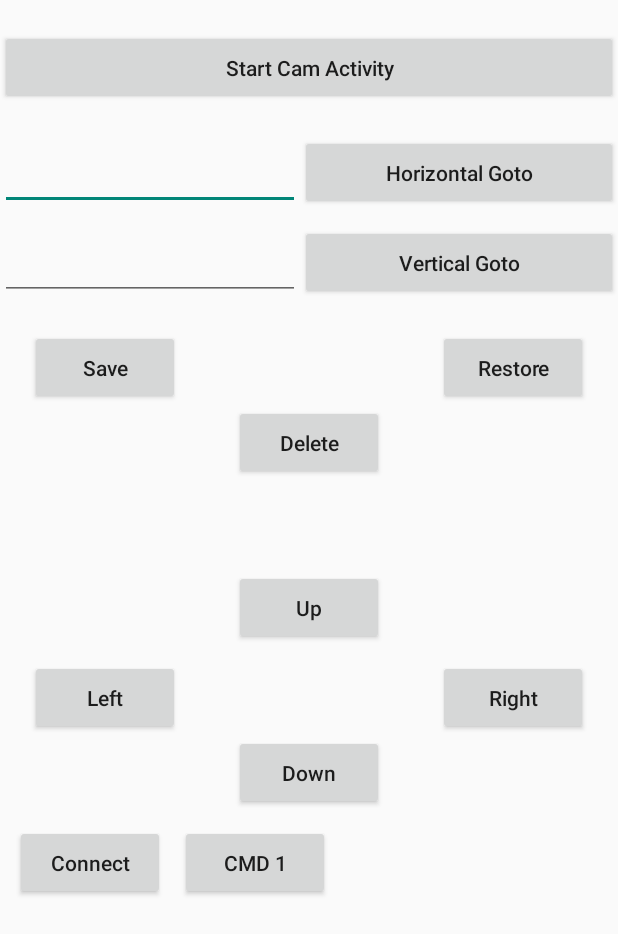
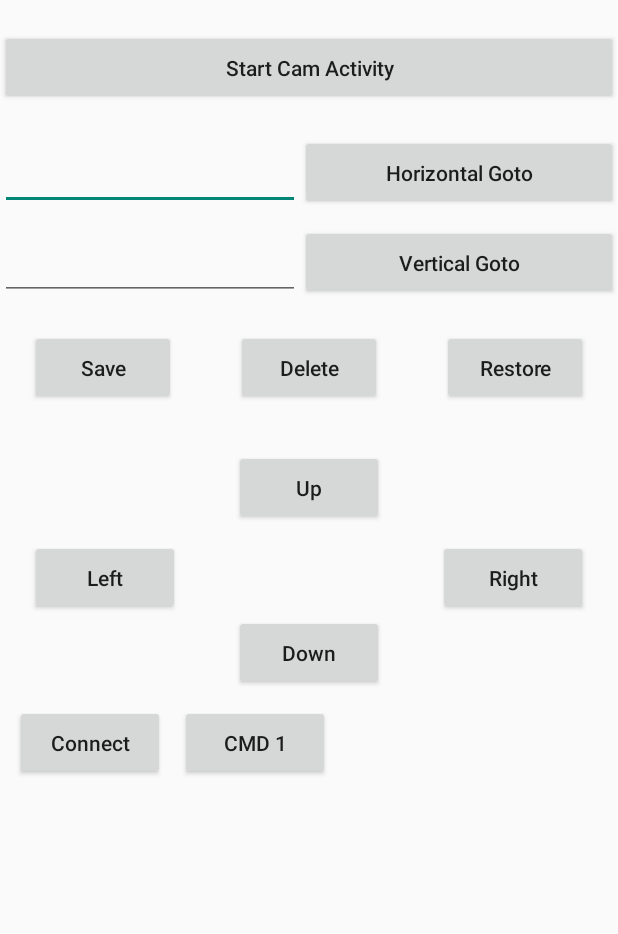
Before and after one commit to 3van0/Innovative-Thinking-and-Practice-Coursework, an Android app: the screen it shows after launch (MainActivity), on a phone screen of 412 x 824 dp. Shown: the top 934 px of the screen. Run offline under Robolectric (Android 15) with nearby library versions, the phone set to English and light mode, and no system bars.

Commit message:
slight improvements

```diff
--- a/app/build.gradle
+++ b/app/build.gradle
@@ -7,7 +7,7 @@ android {
         minSdkVersion 21
         targetSdkVersion 30
         versionCode 1
-        versionName "0.4.1"
+        versionName "0.4.2"
         testInstrumentationRunner "android.support.test.runner.AndroidJUnitRunner"
         externalNativeBuild {
             cmake {
--- a/app/src/main/java/com/evan/holder/BluetoothArduino.java
+++ b/app/src/main/java/com/evan/holder/BluetoothArduino.java
@@ -24,7 +24,7 @@ public class BluetoothArduino extends Thread {
     OutputStream mOut;
     InputStream mIn;
     private boolean robotFound = false;
-    private boolean connected = false;
+    public boolean connected = false;
     private int REQUEST_BLUE_ATIVAR = 10;
     private String robotName;
     private List<String> mMessages = new ArrayList<String>();
@@ -33,19 +33,19 @@ public class BluetoothArduino extends Thread {
 
     private static BluetoothArduino __blue = null;
 
-    public static BluetoothArduino getInstance(String n){
+    public static BluetoothArduino getInstance(String n) {
         return __blue == null ? new BluetoothArduino(n) : __blue;
     }
 
-    public static BluetoothArduino getInstance(){
+    public static BluetoothArduino getInstance() {
         return __blue == null ? new BluetoothArduino() : __blue;
     }
 
 
-    private  BluetoothArduino(String Name){
+    private BluetoothArduino(String Name) {
         __blue = this;
         try {
-            for(int i = 0; i < 2048; i++){
+            for (int i = 0; i < 2048; i++) {
                 mMessages.add("");
             }
             robotName = Name;
@@ -72,24 +72,24 @@ public class BluetoothArduino extends Thread {
             if (!robotFound)
                 LogError("\t\t[#]There is not robot paired!!");
 
-        }catch (Exception e){
+        } catch (Exception e) {
             LogError("\t\t[#]Erro creating Bluetooth! : " + e.getMessage());
         }
 
     }
 
-    BluetoothArduino(){
+    BluetoothArduino() {
         this("Arduino-Robot");
     }
 
-    public boolean isBluetoothEnabled(){
+    public boolean isBluetoothEnabled() {
         return mBlueAdapter.isEnabled();
     }
 
-    public boolean Connect(){
-        if(!robotFound)
+    public boolean Connect() {
+        if (!robotFound)
             return false;
-        try{
+        try {
             LogMessage("\t\tConncting to the robot...");
 //00001105-0000-1000-8000-00805f9B34FB  00001101-0000-1000-8000-00805f9b34fb
             UUID uuid = UUID.fromString("00001105-0000-1000-8000-00805f9b34fb");
@@ -116,11 +116,11 @@ public class BluetoothArduino extends Thread {
             LogMessage("\t\tOk!!");
             return true;
 
-        }catch (Exception e){
+        } catch (Exception e) {
 
             LogError("\t\t[#]Error while conecting: " + e.getMessage());
             try {
-                Method m = mBlueRobo.getClass().getMethod("createRfcommSocket", new Class[] {int.class});
+                Method m = mBlueRobo.getClass().getMethod("createRfcommSocket", new Class[]{int.class});
                 mBlueSocket = (BluetoothSocket) m.invoke(mBlueRobo, 1);
                 mBlueSocket.connect();
                 System.out.println("第二次");
@@ -133,29 +133,29 @@ public class BluetoothArduino extends Thread {
                 LogMessage("\t\tOk!!");
                 return true;
             } catch (Exception e1) {
-                Log.e("BLUE",e1.toString());
+                Log.e("BLUE", e1.toString());
                 System.out.println("第二次失败");
-                try{
+                try {
                     mBlueSocket.close();
-                }catch (IOException ie){
+                } catch (IOException ie) {
 
-                }finally {
+                } finally {
                     return false;
                 }
             }
         }
     }
 
-    public void run(){
+    public void run() {
 
         while (true) {
-            if(connected) {
+            if (connected) {
                 try {
                     byte ch, buffer[] = new byte[1024];
                     int i = 0;
 
                     String s = "";
-                    while((ch=(byte)mIn.read()) != DELIMITER){
+                    while ((ch = (byte) mIn.read()) != DELIMITER) {
                         buffer[i++] = ch;
                     }
                     buffer[i] = '\0';
@@ -172,76 +172,77 @@ public class BluetoothArduino extends Thread {
         }
     }
 
-    private void MessageReceived(String msg){
+    private void MessageReceived(String msg) {
         try {
 
             mMessages.add(msg);
             try {
                 this.notify();
-            }catch (IllegalMonitorStateException e){
+            } catch (IllegalMonitorStateException e) {
                 //
             }
-        } catch (Exception e){
+        } catch (Exception e) {
             LogError("->[#] Failed to receive message: " + e.getMessage());
         }
     }
 
-    public boolean hasMensagem(int i){
-        try{
+    public boolean hasMensagem(int i) {
+        try {
             String s = mMessages.get(i);
-            if(s.length() > 0)
+            if (s.length() > 0)
                 return true;
             else
                 return false;
-        } catch (Exception e){
+        } catch (Exception e) {
             return false;
         }
     }
 
-    public String getMenssage(int i){
+    public String getMenssage(int i) {
         return mMessages.get(i);
     }
 
-    public void clearMessages(){
+    public void clearMessages() {
         mMessages.clear();
     }
 
-    public int countMessages(){
+    public int countMessages() {
         return mMessages.size();
     }
 
-    public String getLastMessage(){
-        if(countMessages() == 0)
+    public String getLastMessage() {
+        if (countMessages() == 0)
             return "";
-        return mMessages.get(countMessages()-1);
+        return mMessages.get(countMessages() - 1);
     }
 
-    public void SendMessage(String msg){
+    public void SendMessage(String msg) {
         System.out.println("执行发送");
         try {
-            if(connected) {
+            if (connected) {
                 mOut.write(msg.getBytes());
-                System.out.println("发送长度"+msg.getBytes().length);
-             //   mOut.write(1);
+                System.out.println("发送长度" + msg.getBytes().length);
+                //   mOut.write(1);
             }
 
-        } catch (IOException e){
+        } catch (IOException e) {
             LogError("->[#]Error while sending message: " + e.getMessage());
         }
     }
 
-    private void LogMessage(String msg){
+    private void LogMessage(String msg) {
         Log.d(TAG, msg);
     }
 
-    private void LogError(String msg){
+    private void LogError(String msg) {
         Log.e(TAG, msg);
     }
 
-    public void setDelimiter(char d){
+    public void setDelimiter(char d) {
         DELIMITER = d;
     }
-    public char getDelimiter(){
+
+    public char getDelimiter() {
         return DELIMITER;
     }
 
--- a/app/src/main/java/com/evan/holder/MainActivity.java
+++ b/app/src/main/java/com/evan/holder/MainActivity.java
@@ -65,7 +65,6 @@ public class MainActivity extends AppCompatActivity {
         setListeners();
 
 
-
     }
 
     private void setListeners() {
@@ -107,14 +106,18 @@ public class MainActivity extends AppCompatActivity {
                 case R.id.buttonGoToHorizontal:
                     //BT write;
                     //update currentServoPos1, currentServoPos2
+                    if (mBlue.connected) {
                         currentServoPos1 = Integer.parseInt(mtextHorizontalAngle.getText().toString());
-                    mBlue.SendMessage("h" + currentServoPos1 );
+                        mBlue.SendMessage("h" + currentServoPos1);
+                    }
                     break;
                 case R.id.buttonGoToVertical:
                     //BT write;
                     //update currentServoPos1, currentServoPos2
+                    if (mBlue.connected) {
                         currentServoPos2 = Integer.parseInt(mtextVerticalAngle.getText().toString());
                         mBlue.SendMessage("v" + currentServoPos2);
+                    }
                     break;
                 case R.id.buttonSave:
                     final EditText et = new EditText(MainActivity.this);
@@ -140,71 +143,82 @@ public class MainActivity extends AppCompatActivity {
                         strSavings = addDataToArray(strSavings, name);
                     }
                     cursor.close();
-                    if (strSavings.length==0){
+                    if (strSavings.length == 0) {
                         break;
-                    }else {
+                    } else {
                         final String[] finalStrSavings = strSavings;
                         new AlertDialog.Builder(MainActivity.this).setTitle("Restore Pos")
                                 .setItems(strSavings, new DialogInterface.OnClickListener() {
                                     @Override
                                     public void onClick(DialogInterface dialogInterface, int i) {
                                         Toast.makeText(getApplicationContext(), finalStrSavings[i], Toast.LENGTH_SHORT).show();
-                                        db.delete("tableSave","Name=?",new String[]{finalStrSavings[i]});
+                                        db.delete("tableSave", "Name=?", new String[]{finalStrSavings[i]});
                                     }
                                 }).show();
                     }
                     break;
 
                 case R.id.buttonRestore:
+                    if (mBlue.connected) {
                         while (cursor.moveToNext()) {
                             String name = cursor.getString(cursor.getColumnIndex("Name"));
                             strSavings = addDataToArray(strSavings, name);
                         }
                         cursor.close();
-                    if (strSavings.length==0){
+                        if (strSavings.length == 0) {
                             break;
-                    }else {
+                        } else {
                             final String[] finalStrSavings = strSavings;
                             new AlertDialog.Builder(MainActivity.this).setTitle("Restore Pos")
                                     .setItems(strSavings, new DialogInterface.OnClickListener() {
                                         @Override
                                         public void onClick(DialogInterface dialogInterface, int i) {
                                             Toast.makeText(getApplicationContext(), finalStrSavings[i], Toast.LENGTH_SHORT).show();
-                                        Cursor newcursor = db.query("tableSave", null,  "Name=?", new String[]{finalStrSavings[i]}, null, null, null);
+                                            Cursor newcursor = db.query("tableSave", null, "Name=?", new String[]{finalStrSavings[i]}, null, null, null);
                                             newcursor.moveToFirst();
                                             currentServoPos1 = newcursor.getInt(newcursor.getColumnIndex("ServoPos1"));
                                             currentServoPos2 = newcursor.getInt(newcursor.getColumnIndex("ServoPos2"));
                                             newcursor.close();
                                             //蓝牙传输两个位置数据
-                                        Toast.makeText(getApplicationContext(), currentServoPos1+"", Toast.LENGTH_SHORT).show();
-                                        Toast.makeText(getApplicationContext(), currentServoPos2+"", Toast.LENGTH_SHORT).show();
+                                            Toast.makeText(getApplicationContext(), currentServoPos1 + "", Toast.LENGTH_SHORT).show();
+                                            Toast.makeText(getApplicationContext(), currentServoPos2 + "", Toast.LENGTH_SHORT).show();
                                         }
                                     }).show();
+                        }
                     }
                     break;
                 case R.id.buttonUp:
                     //BT write;
                     //update currentServoPos1, currentServoPos2
+                    if (mBlue.connected) {
                         currentServoPos1 += 5;
                         mBlue.SendMessage("u");
+                    }
+
                     break;
                 case R.id.buttonLeft:
                     //BT write;
                     //update currentServoPos1, currentServoPos2
+                    if (mBlue.connected) {
                         currentServoPos2 -= 5;
                         mBlue.SendMessage("l");
+                    }
                     break;
                 case R.id.buttonRight:
                     //BT write;
                     //update currentServoPos1, currentServoPos2
+                    if (mBlue.connected) {
                         currentServoPos2 += 5;
                         mBlue.SendMessage("r");
+                    }
                     break;
                 case R.id.buttonDown:
                     //BT write;
                     //update currentServoPos1, currentServoPos2
+                    if (mBlue.connected) {
                         currentServoPos1 -= 5;
                         mBlue.SendMessage("d");
+                    }
                     break;
                 case R.id.buttonBTConnect:
                     if (mBlue.Connect()) {
--- a/app/src/main/res/layout/activity_main.xml
+++ b/app/src/main/res/layout/activity_main.xml
@@ -61,28 +61,35 @@
 
         <Button
             android:id="@+id/buttonSave"
-            android:layout_width="100dp"
+            android:layout_width="wrap_content"
             android:layout_height="50dp"
             android:text="Save"
+            android:layout_weight="1"
             android:textAllCaps="false"
-            android:layout_marginLeft="20dp"/>
+            android:layout_marginLeft="20dp"
+            android:layout_marginRight="20dp"/>
+
+        <Button
+            android:id="@+id/buttonDelete"
+            android:layout_width="wrap_content"
+            android:layout_height="50dp"
+            android:text="Delete"
+            android:layout_weight="1"
+            android:textAllCaps="false"
+            android:layout_marginLeft="20dp"
+            android:layout_marginRight="20dp"/>
+
+        <Button
+            android:id="@+id/buttonRestore"
+            android:layout_width="wrap_content"
+            android:layout_height="50dp"
+            android:text="Restore"
+            android:layout_weight="1"
+            android:textAllCaps="false"
+            android:layout_marginLeft="20dp"
+            android:layout_marginRight="20dp"/>
 
 
-
-
-        <android.support.v7.widget.LinearLayoutCompat
-            android:layout_width="fill_parent"
-            android:layout_height="match_parent"
-            android:gravity="right">
-
-            <Button
-                android:id="@+id/buttonRestore"
-                android:layout_width="100dp"
-                android:layout_height="50dp"
-                android:layout_marginRight="20dp"
-                android:text="Restore"
-                android:textAllCaps="false"/>
-        </android.support.v7.widget.LinearLayoutCompat>
 
     </android.support.v7.widget.LinearLayoutCompat>
 
@@ -90,13 +97,7 @@
         android:layout_width="match_parent"
         android:layout_height="wrap_content"
         android:orientation="vertical">
-        <Button
-            android:id="@+id/buttonDelete"
-            android:layout_width="100dp"
-            android:layout_height="50dp"
-            android:text="Delete"
-            android:textAllCaps="false"
-            android:layout_gravity="center_horizontal"/>
+
 
     </android.support.v7.widget.LinearLayoutCompat>
 
@@ -105,7 +106,7 @@
         android:layout_width="match_parent"
         android:layout_height="wrap_content"
         android:orientation="vertical"
-        android:paddingTop="50dp">
+        android:paddingTop="20dp">
         <Button
             android:id="@+id/buttonUp"
             android:layout_width="100dp"
```
Also changed, not shown: 2 other files. Lines whose indentation alone changed are shown as unchanged.
